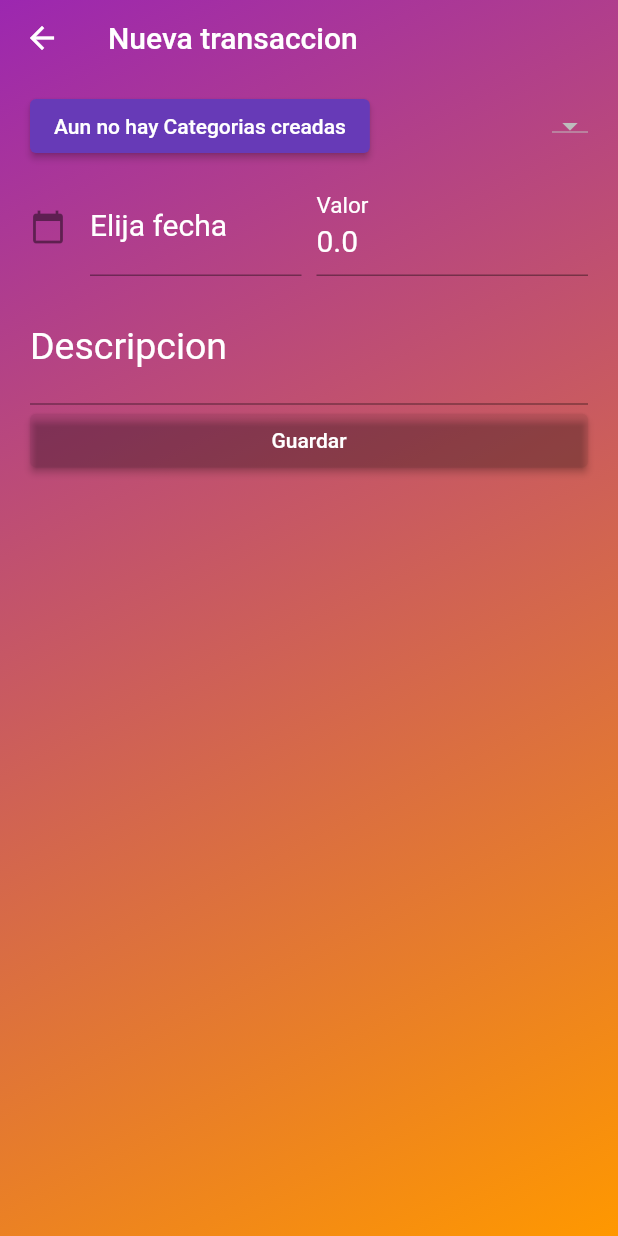
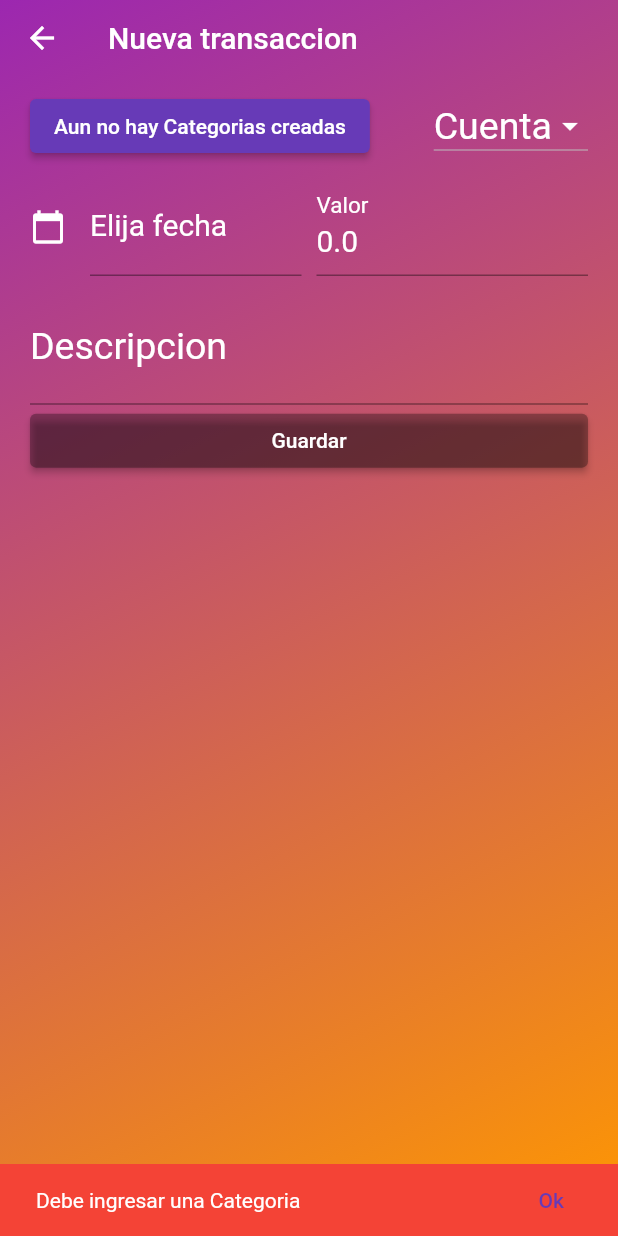
Before and after one commit to Coihue555/fl_control_gastos, a Flutter app: the MovimientosFichaScreen screen opened by its route, after a tap on "Guardar", on a phone screen of 412 x 824 dp. Run offline on Flutter 3.47's test engine with Material 2 defaults, Android fonts, the light colour scheme and no system bars; our stand-ins replace bloc, flutter_bloc, sqflite; accounts and stored records are empty.

Commit message:
Bien! Problemas nuevos :P

```diff
--- a/lib/bloc/movimientos/movimientos_bloc.dart
+++ b/lib/bloc/movimientos/movimientos_bloc.dart
@@ -17,7 +17,7 @@ class MovimientosBloc extends Bloc<MovimientosEvent, MovimientosState> {
   }
   Future<void> _guardarMovimiento(GuardarMovimiento event, Emitter emit) async {
     emit(state.copyWith( isWorking: true, error: '', accion: 'GuardarMovimiento', ));
-    await Future.delayed(Duration(seconds: 4));
+
     //Guardar nuevo o Modificacion
    final idMovimiento =( state.movimiento.id == null)
       ?  await DBProvider.db.nuevoDato(state.movimiento)
@@ -70,20 +70,25 @@ class MovimientosBloc extends Bloc<MovimientosEvent, MovimientosState> {
     emit(state.copyWith(isWorking: true, accion: 'ValidateMovimiento', error: ''));
     String error = '';
     final MovimientosModel modelo = state.movimiento;
-    if (event.categoria.isEmpty) {
-      error = 'Debe ingresar una categoria';
+
+    if (event.descripcion == ''){ error = 'Debe ingresar una Descripcion'; }
+    if (event.valor == 0.0)     { error = 'Debe ingresar un Valor'; }
+    if (event.fecha == '')      { error = 'Debe ingresar una Fecha'; }
+    if (event.cuenta == '')     { error = 'Debe ingresar una Cuenta'; }
+    if (event.categoria == '')  { error = 'Debe ingresar una Categoria'; }
+
+
+    if (error.isEmpty) {
+
+        modelo.categoria = event.categoria;
+        modelo.descripcion = event.descripcion;
+        modelo.cuenta = event.cuenta;
+        modelo.fecha = event.fecha;
+        modelo.valor = event.valor;
+
     }
-    if (error.isEmpty) {
-      if (event.categoria.length < 3) {
-        error = 'El nombre debe ser mas largo';
-      } else {
-        modelo.categoria = event.categoria;
-      }
-    }
-    modelo.descripcion = event.descripcion;
-    modelo.cuenta = event.cuenta;
-    modelo.fecha = event.fecha;
-    modelo.valor = event.valor;
+
+
 
     emit(state.copyWith(
       isWorking: false,
--- /dev/null
+++ b/lib/bloc/nav/nav_event.dart
@@ -0,0 +1,4 @@
+part of 'nav_bloc.dart';
+
+@immutable
+class NavEvent {}
--- a/lib/models/movimientos_model.dart
+++ b/lib/models/movimientos_model.dart
@@ -16,8 +16,8 @@ class MovimientosModel {
 
   MovimientosModel copyWith({
     int? id,
-    String categoria = '',
-    String cuenta = '',
+    String categoria = 'Comida',
+    String cuenta = 'Efectivo',
     String fecha ='',
     String? descripcion,
     double? valor
--- a/lib/screens/movimientos_ficha_screen.dart
+++ b/lib/screens/movimientos_ficha_screen.dart
@@ -1,6 +1,4 @@
 // ignore_for_file: avoid_print
-import 'dart:developer';
-
 import 'package:flutter/material.dart';
 import 'package:flutter/services.dart';
 import 'package:intl/intl.dart';
@@ -36,12 +34,12 @@ class _MovimientosFichaScreenState extends State<MovimientosFichaScreen> {
       builder: (context, state) {
         return WillPopScope(
           onWillPop: () async {
-
             return !state.isWorking;
           },
           child: Container(
             decoration: gradientePropia(),
             child: Scaffold(
+
                 appBar: const CustomAppBarWidget(
                   title: 'Nueva transaccion',
                 ),
@@ -51,16 +49,17 @@ class _MovimientosFichaScreenState extends State<MovimientosFichaScreen> {
                             horizontal: 20, vertical: 10),
                         child: BlocBuilder<MovimientosBloc, MovimientosState>(
                           builder: (context, state) {
+
                             return Form(
                               child: Column(
                                 children: [
                                   Row(
+                                    mainAxisAlignment: MainAxisAlignment.spaceBetween,
                                     children: [
                                       dropCategoriaMovFichaWidget(),
-                                      Expanded(
-                                          child: Container(
+                                      const SizedBox(
                                         width: 10,
-                                      )),
+                                      ),
                                       dropCuentasMovFicha()
                                     ],
                                   ),
@@ -82,15 +81,19 @@ class _MovimientosFichaScreenState extends State<MovimientosFichaScreen> {
                                       dropdownCategoria:
                                           dropdownCategoria ?? '',
                                       dropdownCuenta: dropdownCuenta ?? '',
-                                      dateinput: dateinput,
+                                      dateinput: dateinput ,
                                       spDescripcion: spDescripcion,
                                       spValor: spValor)
                                 ],
                               ),
                             );
                           },
-                        )))),
+                        )
+                      )
+                    )
+                ),
           ),
+
         );
       },
     );
@@ -102,8 +105,9 @@ class _MovimientosFichaScreenState extends State<MovimientosFichaScreen> {
         if (state.lista.isNotEmpty) {
           return DropdownButton<String>(
             dropdownColor: const Color.fromARGB(221, 35, 23, 37),
-            icon: const Icon(Icons.arrow_drop_down),
+            icon: const Icon(Icons.arrow_drop_down, color: Colors.white,),
             elevation: 10,
+            hint: const Text('Categoria', style: TextStyle(color: Colors.white),),
             style: const TextStyle(
               fontSize: 25,
             ),
@@ -161,8 +165,9 @@ class _MovimientosFichaScreenState extends State<MovimientosFichaScreen> {
                   .movimiento
                   .cuenta,
           dropdownColor: const Color.fromARGB(221, 35, 23, 37),
-          icon: const Icon(Icons.arrow_drop_down),
+          icon: const Icon(Icons.arrow_drop_down, color: Colors.white,),
           elevation: 10,
+          hint: const Text('Cuenta', style: TextStyle(color: Colors.white),),
           style: const TextStyle(
             fontSize: 25,
           ),
@@ -190,7 +195,7 @@ class _MovimientosFichaScreenState extends State<MovimientosFichaScreen> {
       ),
       controller: dateinput,
       decoration: InputDecoration(
-          icon: const Icon(Icons.calendar_today),
+          icon: const Icon(Icons.calendar_today, color: Colors.white,),
           labelStyle: const TextStyle(color: Colors.white),
           labelText: (state.movimiento.fecha == '')
               ? "Elija fecha"
--- a/lib/widgets/BtnGuardarMovWidget.dart
+++ b/lib/widgets/BtnGuardarMovWidget.dart
@@ -22,7 +22,8 @@ class BtnGuardarMovWidget extends StatelessWidget {
   Widget build(BuildContext context) {
     return ElevatedButton(
       style: ButtonStyle(
-        backgroundColor: MaterialStateProperty.all(Colors.black.withOpacity(0.05)),
+        overlayColor: MaterialStateProperty.all<Color>(Colors.transparent),
+        backgroundColor: MaterialStateProperty.all(Colors.black.withOpacity(0.3)),
       ),
       child: const SizedBox(
         width: double.infinity,
@@ -41,6 +42,7 @@ class BtnGuardarMovWidget extends StatelessWidget {
         context
           .read<MovimientosBloc>()
           .add(ValidateMovimiento(dropdownCategoria, dropdownCuenta, dateinput.text, spDescripcion, spValor));
+
       }
     );
   }
--- a/lib/widgets/MovimientosBodyWidget.dart
+++ b/lib/widgets/MovimientosBodyWidget.dart
@@ -21,11 +21,19 @@ class MovBodyWidget extends StatelessWidget {
         }
         if (state.accion == 'GuardarMovimiento' && state.error.isEmpty) {
           Navigator.pop(context);
-          log('ewrwefes');
         }
         if (state.error.isNotEmpty) {
-          print(state.error);
-        }
+            final snackBar = SnackBar(
+            duration: const Duration(milliseconds: 500),
+            content: Text(state.error),
+            backgroundColor: Colors.red,
+            action: SnackBarAction(
+                label: 'Ok',
+                onPressed: () {},
+              ),
+            );
+            ScaffoldMessenger.of(context).showSnackBar(snackBar);
+          }
         if (state.accion == 'ValidateMovimiento' && state.error.isEmpty) {
           context.read<MovimientosBloc>().add(GuardarMovimiento());
         }
--- a/lib/widgets/customDrawer.dart
+++ b/lib/widgets/customDrawer.dart
@@ -20,10 +20,11 @@ class CustomDrawerWidget extends StatelessWidget {
             ),
             ListTile(
               leading: const Icon(Icons.home, color: Colors.white,),
+              tileColor:true? Colors.white12:Colors.transparent,
               title: const Text('Inicio', style: TextStyle(fontSize: 20, fontWeight: FontWeight.w400),),
               onTap: () {
                 Navigator.pushNamed(context, 'Home');
-              },
+               },
             ),
             ListTile(
 
```
Also changed, not shown: lib/bloc/nav/nav_bloc.dart (added, +13 -0 lines), lib/bloc/nav/nav_state.dart (added, +16 -0 lines).
